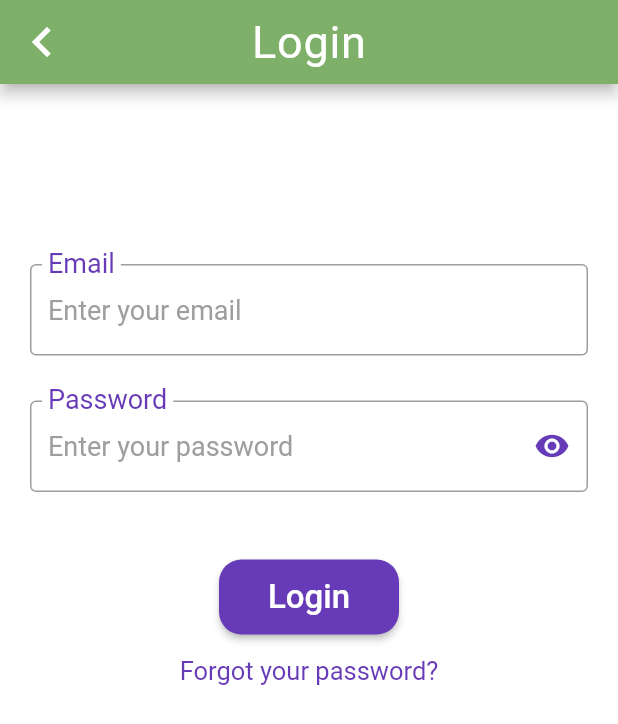
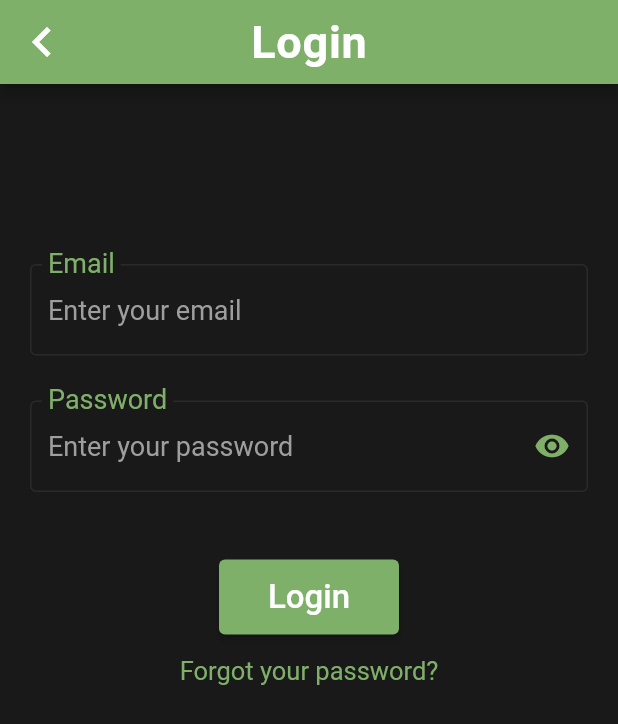
Before and after one commit to SDP-2023-G8/InBoX-app, a Flutter app: the screen it shows after launch, after a tap on "Login", on a phone screen of 412 x 824 dp. Shown: the top 724 px of the screen. Run offline on Flutter 3.47's test engine with Material 2 defaults, Android fonts, the phone set to English and light mode, and no system bars; our stand-ins replace flutter_local_notifications, flutter_secure_storage, flutter_speed_dial, flutter_svg, google_fonts, local_auth and 2 more; missing offline and left inert: flutter_mjpeg, flutter_verification_code, mic_stream; network calls fail.

Commit message:
Login UI fixed

```diff
--- a/inbox_app/lib/components/bars.dart
+++ b/inbox_app/lib/components/bars.dart
@@ -47,7 +47,8 @@ class BarWithBackArrow extends StatelessWidget implements PreferredSizeWidget {
         onPressed: () => Navigator.of(context).pop(),
       ),
       title: Text(titleText),
-      titleTextStyle: const TextStyle(fontSize: 30, letterSpacing: 0.5),
+      titleTextStyle: const TextStyle(
+          fontSize: 30, letterSpacing: 0.5, fontWeight: FontWeight.bold),
       centerTitle: true,
     );
   }
@@ -69,9 +70,9 @@ class BarWithHelp extends StatelessWidget implements PreferredSizeWidget {
     return AppBar(
         backgroundColor: PRIMARY_GREEN,
         automaticallyImplyLeading: false,
-        title: Text(titleText,
-            style: const TextStyle(fontWeight: FontWeight.bold)),
-        titleTextStyle: const TextStyle(fontSize: 30, letterSpacing: 0.5),
+        title: Text(titleText),
+        titleTextStyle: const TextStyle(
+            fontSize: 30, letterSpacing: 0.5, fontWeight: FontWeight.bold),
         centerTitle: true,
         shape: const RoundedRectangleBorder(
             borderRadius: BorderRadius.vertical(bottom: Radius.circular(15))),
--- a/inbox_app/lib/pages/login.dart
+++ b/inbox_app/lib/pages/login.dart
@@ -48,7 +48,7 @@ class _LoginScreenState extends State<LoginScreen> {
         },
         child: Scaffold(
             resizeToAvoidBottomInset: false,
-            backgroundColor: Colors.white,
+            backgroundColor: PRIMARY_BLACK,
             appBar: const BarWithBackArrow('Login'),
             body: CustomScrollView(slivers: [
               SliverFillRemaining(
@@ -61,19 +61,21 @@ class _LoginScreenState extends State<LoginScreen> {
                       const SizedBox(height: 100),
                       TextFormField(
                         controller: _emailController,
-                        cursorColor: Colors.deepPurple,
-                        style: const TextStyle(fontSize: 18),
+                        cursorColor: PRIMARY_GREEN,
+                        style:
+                            const TextStyle(color: Colors.white, fontSize: 18),
                         decoration: const InputDecoration(
                           labelText: 'Email',
                           labelStyle:
-                              TextStyle(color: Colors.deepPurple, fontSize: 24),
+                              TextStyle(color: PRIMARY_GREEN, fontSize: 24),
                           floatingLabelBehavior: FloatingLabelBehavior.always,
                           hintText: 'Enter your email',
                           hintStyle:
                               TextStyle(fontSize: 18, color: Colors.grey),
                           focusedBorder: OutlineInputBorder(
-                              borderSide: BorderSide(color: Colors.deepPurple)),
-                          border: OutlineInputBorder(),
+                              borderSide: BorderSide(color: PRIMARY_GREEN)),
+                          enabledBorder: OutlineInputBorder(
+                              borderSide: BorderSide(color: PRIMARY_GREY)),
                         ),
                         onChanged: (_) => callSetStateDetailsCorrect(true),
                       ),
@@ -81,22 +83,23 @@ class _LoginScreenState extends State<LoginScreen> {
                       TextFormField(
                         controller: _passwordController,
                         obscureText: _isObscure,
-                        cursorColor: Colors.deepPurple,
-                        style: const TextStyle(fontSize: 18),
+                        cursorColor: PRIMARY_GREEN,
+                        style:
+                            const TextStyle(color: Colors.white, fontSize: 18),
                         decoration: InputDecoration(
                             labelText: 'Password',
                             labelStyle: const TextStyle(
-                                color: Colors.deepPurple, fontSize: 24),
+                                color: PRIMARY_GREEN, fontSize: 24),
                             floatingLabelBehavior: FloatingLabelBehavior.always,
                             hintText: 'Enter your password',
                             hintStyle: const TextStyle(
                                 fontSize: 18, color: Colors.grey),
                             focusedBorder: const OutlineInputBorder(
-                                borderSide:
-                                    BorderSide(color: Colors.deepPurple)),
-                            border: const OutlineInputBorder(),
+                                borderSide: BorderSide(color: PRIMARY_GREEN)),
+                            enabledBorder: const OutlineInputBorder(
+                                borderSide: BorderSide(color: PRIMARY_GREY)),
                             suffixIcon: IconButton(
-                              color: Colors.deepPurple,
+                              color: PRIMARY_GREEN,
                               icon: Icon(_isObscure
                                   ? Icons.visibility
                                   : Icons.visibility_off),
@@ -112,19 +115,18 @@ class _LoginScreenState extends State<LoginScreen> {
                           style: TextStyle(
                               fontSize: 17,
                               color: _areDetailsCorrect
-                                  ? Colors.green
-                                  : Colors.red)),
+                                  ? PRIMARY_GREEN
+                                  : PRIMARY_RED)),
                       const SizedBox(height: 20),
                       ElevatedButton(
                           style: ElevatedButton.styleFrom(
                               fixedSize: const Size(120, 50),
-                              backgroundColor: Colors.deepPurple,
-                              shape: const RoundedRectangleBorder(
-                                  borderRadius:
-                                      BorderRadius.all(Radius.circular(15)))),
+                              backgroundColor: PRIMARY_GREEN),
                           onPressed: () async {
-                            var url =
-                                Uri.http(REST_ENDPOINT, '/api/v1/users/login');
+                            if (_emailController.text.isNotEmpty &&
+                                _passwordController.text.length >= 8) {
+                              var url = Uri.http(
+                                  REST_ENDPOINT, '/api/v1/users/login');
                               Map data = {
                                 "email": _emailController.text,
                                 "password": _passwordController.text
@@ -133,7 +135,8 @@ class _LoginScreenState extends State<LoginScreen> {
                                   headers: {"Content-Type": "application/json"},
                                   body: json.encode(data));
 
-                            if (response.statusCode == 201 && context.mounted) {
+                              if (response.statusCode == 201 &&
+                                  context.mounted) {
                                 // Save new token
                                 const storage = FlutterSecureStorage();
                                 storage.write(
@@ -146,6 +149,9 @@ class _LoginScreenState extends State<LoginScreen> {
                                   MaterialPageRoute(
                                       builder: (context) => const HomeScreen()),
                                 );
+                              } else {
+                                callSetStateDetailsCorrect(false);
+                              }
                             } else {
                               callSetStateDetailsCorrect(false);
                             }
@@ -168,7 +174,7 @@ class _LoginScreenState extends State<LoginScreen> {
                         },
                         child: const Text(
                           'Forgot your password?',
-                          style: TextStyle(color: Colors.deepPurple),
+                          style: TextStyle(color: PRIMARY_GREEN),
                         ),
                       )
                     ],
```
Lines whose indentation alone changed are shown as unchanged.
